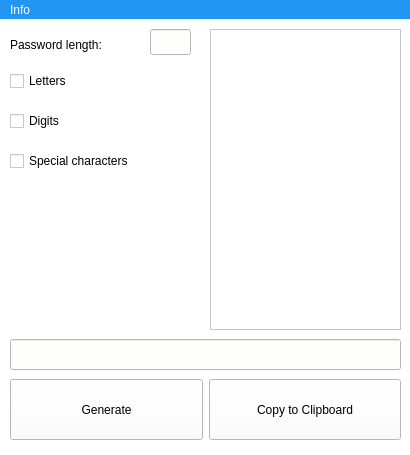
Above: src/data/gui.ui from MP1337/PGEN before the change. Below: the same form after it.
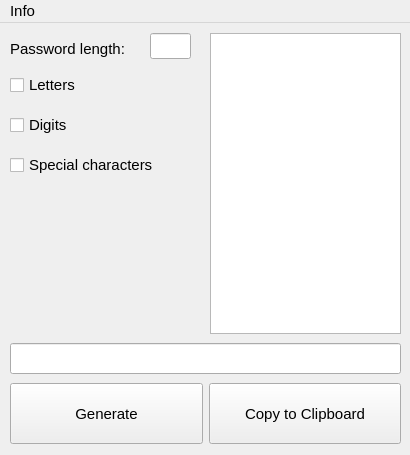
That is the form after the change. Icons and pictures are not drawn.

Patch:
```diff
--- a/src/data/gui.ui
+++ b/src/data/gui.ui
@@ -2,6 +2,12 @@
 <ui version="4.0">
  <class>MainWindow</class>
  <widget class="QMainWindow" name="MainWindow">
+  <property name="windowModality">
+   <enum>Qt::ApplicationModal</enum>
+  </property>
+  <property name="enabled">
+   <bool>true</bool>
+  </property>
   <property name="geometry">
    <rect>
     <x>0</x>
@@ -36,7 +42,7 @@
   </property>
   <property name="font">
    <font>
-    <family>Ubuntu</family>
+    <family>System-ui</family>
     <pointsize>11</pointsize>
    </font>
   </property>
@@ -44,445 +50,10 @@
    <string>PGEN Simple Password Generator</string>
   </property>
   <property name="autoFillBackground">
-   <bool>false</bool>
+   <bool>true</bool>
   </property>
-  <property name="styleSheet">
-   <string notr="true">/*Copyright (c) DevSec Studio. All rights reserved.
-
-MIT License
-
-Permission is hereby granted, free of charge, to any person obtaining a copy
-of this software and associated documentation files (the &quot;Software&quot;), to deal
-in the Software without restriction, including without limitation the rights
-to use, copy, modify, merge, publish, distribute, sublicense, and/or sell
-copies of the Software, and to permit persons to whom the Software is
-furnished to do so, subject to the following conditions:
-
-The above copyright notice and this permission notice shall be included in all
-copies or substantial portions of the Software.
-
-THE SOFTWARE IS PROVIDED *AS IS*, WITHOUT WARRANTY OF ANY KIND, EXPRESS OR
-IMPLIED, INCLUDING BUT NOT LIMITED TO THE WARRANTIES OF MERCHANTABILITY,
-FITNESS FOR A PARTICULAR PURPOSE AND NONINFRINGEMENT. IN NO EVENT SHALL THE
-AUTHORS OR COPYRIGHT HOLDERS BE LIABLE FOR ANY CLAIM, DAMAGES OR OTHER
-LIABILITY, WHETHER IN AN ACTION OF CONTRACT, TORT OR OTHERWISE, ARISING FROM,
-OUT OF OR IN CONNECTION WITH THE SOFTWARE OR THE USE OR OTHER DEALINGS IN THE SOFTWARE.
-*/
-
-QWidget{
-	background-color: #FFFFFF;
-}
-
-/*-----QLabel-----*/
-QLabel
-{
-	background-color: transparent;
-	color: #000000;
-	border-color: #000000;
-
-}
-
-
-/*-----QMenuBar-----*/
-QMenuBar
-{
-	background-color: #2197f3;
-	color: #ffffff;
-	border-color: #000000;
-
-}
-
-
-QMenuBar::disabled
-{
-	background-color: #404040;
-	color: #656565;
-	border-color: #051a39;
-
-}
-
-
-QMenuBar::item
-{
-    background-color: transparent;
-
-}
-
-
-QMenuBar::item:selected
-{
-    background-color: #2197f3;
-	color: #FFFFFF;
-
-}
-
-
-QMenuBar::item:pressed
-{
-    background-color: #2197f3;
-    color: #FFFFFF;
-    border: 1px solid #000;
-    margin-bottom: -1px;
-    padding-bottom: 1px;
-
-}
-
-
-/*-----QMenu-----*/
-QMenu
-{
-    background-color: #dcdcdf;
-    border: 1px solid;
-    color: #000;
-
-}
-
-
-QMenu QWidget{
-	background-color: transparent;
-
-}
-
-
-QMenu::separator
-{
-    height: 1px;
-    background-color: #6d8eff;
-    color: #ffffff;
-    padding-left: 4px;
-    margin-left: 10px;
-    margin-right: 5px;
-
-}
-
-
-QMenu::item
-{
-    min-width : 150px;
-    padding: 3px 20px 3px 20px;
-
-}
-
-
-QMenu::item:selected
-{
-    background-color: #2197f3;
-    color: #FFFFFF;
-
-}
-
-
-QMenu::item:disabled
-{
-    color: #262626;
-
-}
-
-
-/*-----QToolBar-----*/
-QToolBar
-{
-	background-color: #217346;
-	color: #ffffff;
-	border-color: #000000;
-
-}
-
-
-/*-----QToolButton-----*/
-QToolButton
-{
-	background-color: #217346;
-	color: #ffffff;
-	border-color: #000000;
-
-}
-
-
-QToolButton::hover
-{
-	background-color: #f0f5f3;
-	color: #ffffff;
-	border: 1px solid #fff;
-
-}
-
-
-QToolButton::checked:hover
-{
-	background-color: #f0f5f3;
-	color: #ffffff;
-	border-color: #fff;
-
-}
-
-
-QToolButton::pressed
-{
-	background-color: #4070b3;
-	color: #ffffff;
-	border: 1px solid #fff;
-
-}
-
-
-QToolButton::checked
-{
-	background-color: #f0f5f3;
-	color: #ffffff;
-	border-color: #f0f5f3;
-	show-decoration-selected: 0;
-	outline: 0;
-
-}
-
-
-/*-----QToolTip-----*/
-QToolTip
-{
-    border: 1px solid black;
-    background-color: #217346;
-    border-radius: 0px;
-    color: #fff;
-}
-
-
-/*-----QLineEdit-----*/
-QLineEdit{
-	background-color: #fefffc;
-	color: #000;
-
-}
-
-
-/*-----QTextEdit-----*/
-QTableWidget{
-	background-color: #fff;
-	padding: 10px;
-	
-}
-
-
-/*-----QComboBox-----*/
-QComboBox
-{
-    background-color: #fefefe;
-    border: 1px solid #1e1e1e;
-    border-radius: 0px;
-    padding-left: 6px;
-    color: #000;
-    height: 20px;
-
-}
-
-
-QComboBox:on
-{
-	background-color: #fefefe;
-
-}
-
-
-QComboBox QAbstractItemView
-{
-    background-color: #dcdcdf;
-    color: #000;
-    border: 1px solid black;
-    selection-background-color: #217346;
-    selection-color: #dcdcdf;
-    outline: 0;
-
-}
-
-
-QComboBox::drop-down
-{
-    subcontrol-origin: padding;
-    subcontrol-position: top right;
-    width: 15px;
-    border-left-width: 0px;
-    border-left-color: darkgray;
-    border-left-style: solid; 
-    border-top-right-radius: 3px; 
-    border-bottom-right-radius: 3px;
-
-}
-
-
-QComboBox::down-arrow
-{
-	image: url(&quot;./ressources/down_arrow.png&quot;);
-	width:8px;
-	height:8px;
-
-}
-
-
-/*-----QSpinBox-----*/
-QSpinBox
-{
-    background-color: #fefefe;
-    border-width: 1px;
-    border-color: #1e1e1e;
-    border-style: solid;
-    color: #000;
-    padding: 2px;
-    selection-background-color: #4e4e8f;
-
-}
-
-
-QSpinBox::up-button, 
-QSpinBox::down-button
-{
-    background-color: #fefefe;
-
-}
-
-
-QSpinBox::up-button:hover, 
-QSpinBox::down-button:hover
-{
-    background-color: #fefefe;
-
-}
-
-
-QSpinBox::up-button:pressed, 
-QSpinBox::down-button:pressed
-{
-    background-color: #ebebeb;
-    border: 1px solid #ebebeb;
-
-}
-
-
-QSpinBox::down-arrow
-{
-    image: url(&quot;./ressources/down_arrow.png&quot;);
-    width: 7px;
-
-}
-
-
-QSpinBox::up-arrow
-{
-    image: url(&quot;./ressources/up_arrow.png&quot;);
-    width: 7px;
-
-}
-
-
-/*-----QSlider-----*/
-QSlider 
-{
-    background-color: transparent;
-    padding: 2px;
-
-}
-
-QSlider::groove:horizontal 
-{
-	subcontrol-origin: content;
-	background-color: transparent;
-	height: 15px;
-
-}
-
-QSlider::handle:horizontal 
-{
-    background-color: #217346;
-    width: 15px;
-    border-radius: 22px;
-
-}
-
-QSlider::sub-page:horizontal 
-{
-    background-color: #999;
-    margin: 5px;
-    border-radius: 5px;
-
-}
-
-QSlider::add-page:horizontal 
-{
-    background-color: #666;
-    margin: 5px;
-    border-radius: 5px;
-
-}
-
-
-/*-----QScrollBar-----*/
-QScrollBar:horizontal 
-{
-    background-color: #e8e5e9;
-	border: 1px solid darkgray;
-    height: 15px;
-
-}
-
-
-QScrollBar::handle:horizontal 
-{
-    border: 1px solid gray;
-	min-width: 100px;
-    background-color: #fffdff;
-
-}
-
-
-QScrollBar::add-line:horizontal, 
-QScrollBar::sub-line:horizontal,
-QScrollBar::add-page:horizontal, 
-QScrollBar::sub-page:horizontal 
-{
-    width: 0px;
-    background-color: transparent;
-
-}
-
-
-QScrollBar:vertical 
-{
-    background-color: #e8e5e9;
-	border: 1px solid darkgray;
-    width: 14px;
-
-}
-
-
-QScrollBar::handle:vertical 
-{
-    border: 1px solid gray;
-	min-height: 100px;
-    background-color: #fffdff;
-
-}
-
-
-QScrollBar::add-line:vertical, 
-QScrollBar::sub-line:vertical,
-QScrollBar::add-page:vertical, 
-QScrollBar::sub-page:vertical 
-{
-    height: 0px;
-    background-color: transparent;
-
-}
-
-
-/*-----QStatusBar-----*/
-QStatusBar
-{
-	background-color: #f5f3f3;
-	color: #000000;
-	border-color: #000000;
-
-}
-
-</string>
+  <property name="locale">
+   <locale language="English" country="Germany"/>
   </property>
   <widget class="QWidget" name="centralwidget">
    <property name="sizePolicy">
```
